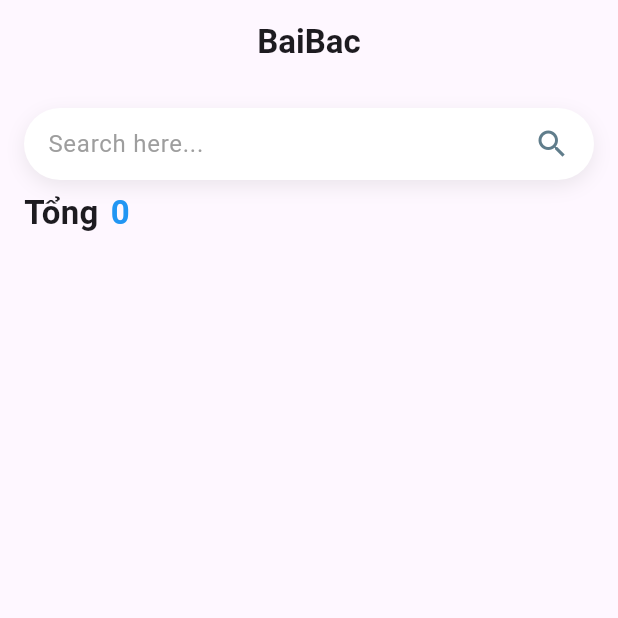
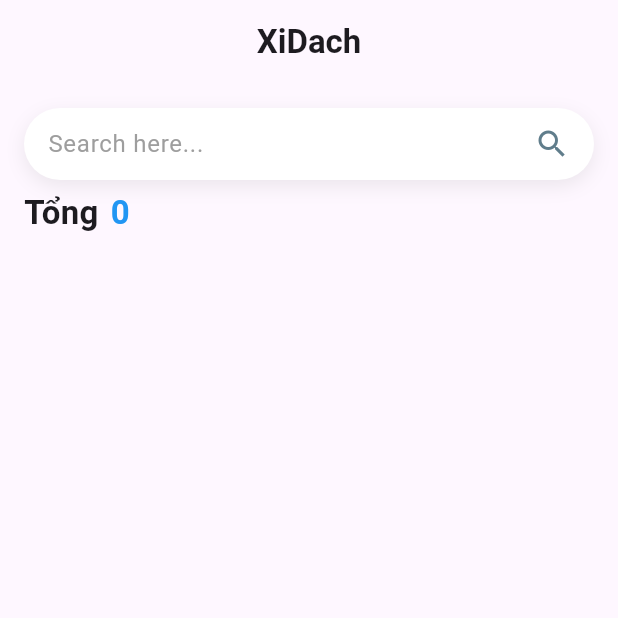
Before and after one commit to powdevlin12/Todo_Flutter, a Flutter app: the screen it shows after launch, on a phone screen of 412 x 824 dp, the top half of it. Run offline on Flutter 3.47's test engine with Material 3 defaults, Android fonts, the light colour scheme and no system bars; our stand-ins replace bottom_navy_bar, equatable, flutter_bloc, flutter_local_notifications, permission_handler, shared_preferences and 2 more; accounts and stored records are empty.

Commit message:
add icon app xidach

```diff
--- a/lib/screens/todos/todos.dart
+++ b/lib/screens/todos/todos.dart
@@ -243,7 +243,7 @@ class _TodoAppState extends State<TodoApp> {
     return Scaffold(
       appBar: AppBar(
         title: const Text(
-          'BaiBac',
+          'XiDach',
           style: TextStyle(fontWeight: FontWeight.bold),
         ),
         centerTitle: true,
```
Also changed, not shown: pubspec.yaml (+9 -3 lines), assets/icon/logo.png, pubspec.lock, 55 other files.
